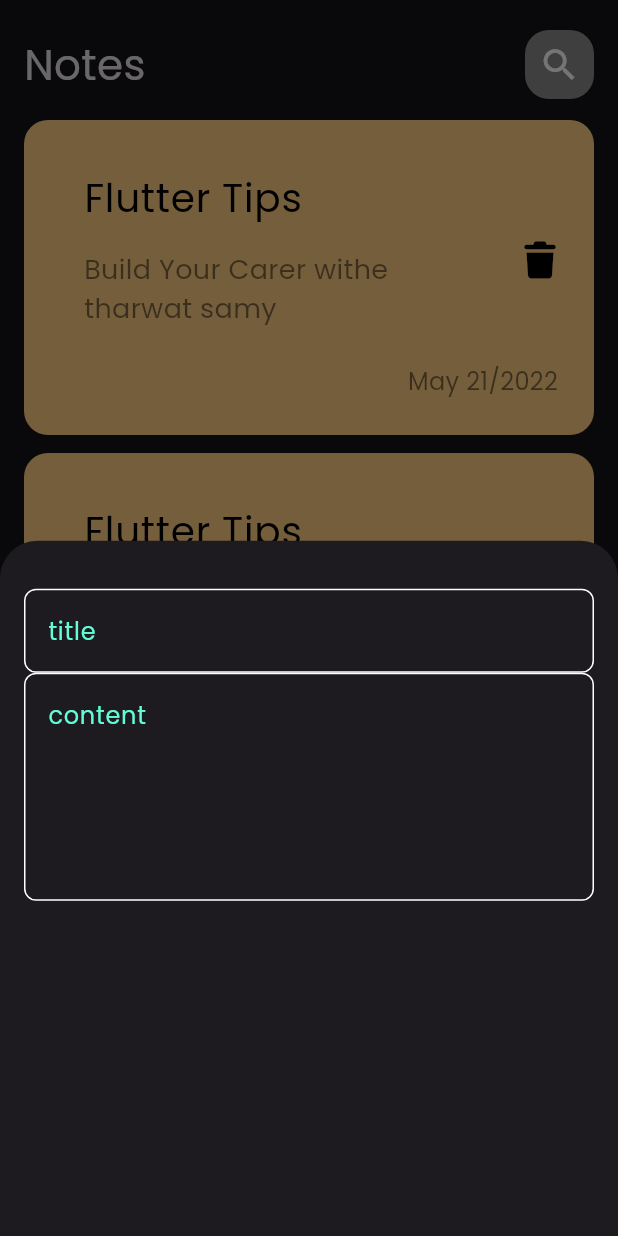
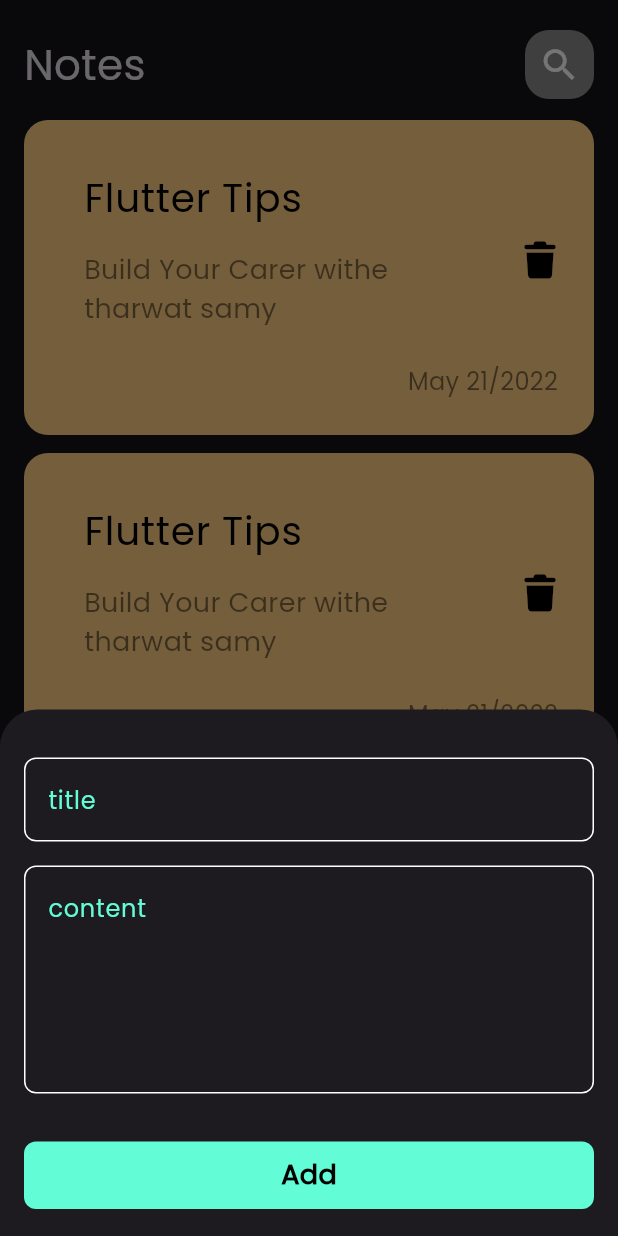
Before and after one commit to Mostafa-ragab-taha/nots_app, a Flutter app: the screen it shows after launch, after a tap on the "add" icon, on a phone screen of 412 x 824 dp. Run offline on Flutter 3.47's test engine with Material 3 defaults, Android fonts, the phone set to English and light mode, and no system bars; our stand-ins replace font_awesome_flutter.

Commit message:
finish notes button sheet

```diff
--- a/lib/views/widgets/add_note_bottom_sheet.dart
+++ b/lib/views/widgets/add_note_bottom_sheet.dart
@@ -1,5 +1,8 @@
 import 'package:flutter/material.dart';
+import 'package:nots_app/constants.dart';
 import 'package:nots_app/views/widgets/custom_text_field.dart';
+
+import 'custom_button.dart';
 
 class ShowModalBottomSheet extends StatelessWidget {
   const ShowModalBottomSheet();
@@ -7,14 +10,20 @@ class ShowModalBottomSheet extends StatelessWidget {
   Widget build(BuildContext context) {
     return Padding(
       padding: const EdgeInsets.symmetric(horizontal: 16),
+      child: SingleChildScrollView(
         child: Column(
           children: [
             SizedBox(
               height: 32,
             ),
             CustomTextField(hintText: "title",maxLines: 1,),
+            SizedBox(height: 16,),
             CustomTextField(hintText: "content",maxLines: 5,),
+            SizedBox(height: 32,),
+            CustomButton(),
+            SizedBox(height: 18,),
           ],
+        ),
       ),
     );
   }
--- /dev/null
+++ b/lib/views/widgets/custom_button.dart
@@ -0,0 +1,20 @@
+import 'package:flutter/material.dart';
+
+import '../../constants.dart';
+
+class CustomButton extends StatelessWidget
+{
+  @override
+  Widget build(BuildContext context) {
+
+    return Container(
+      width: MediaQuery.of(context).size.width,
+      height: 45,
+      decoration: BoxDecoration(
+        borderRadius: BorderRadius.circular(8),
+        color: kPrimaryColor,
+      ),
+      child: Center(child: Text("Add",style: TextStyle(color: Colors.black,fontSize: 18,fontWeight: FontWeight.bold,),)),
+    );
+  }
+}
```
Lines whose indentation alone changed are shown as unchanged.
